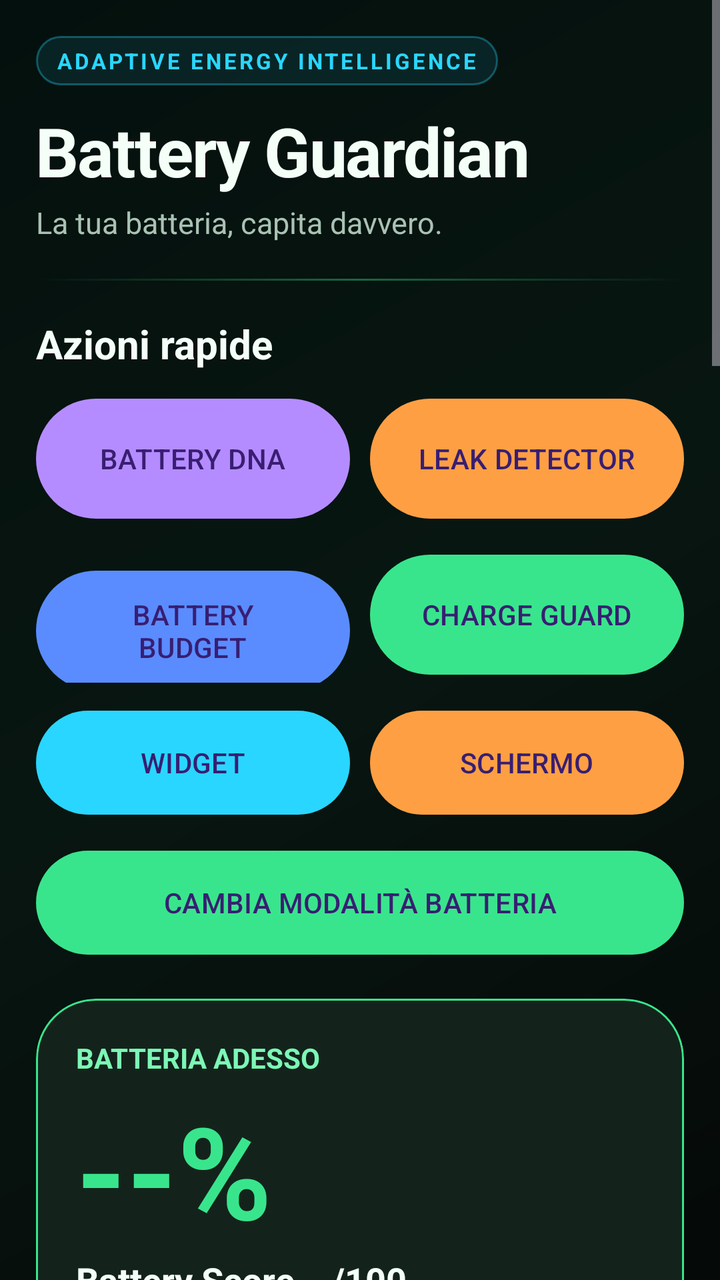
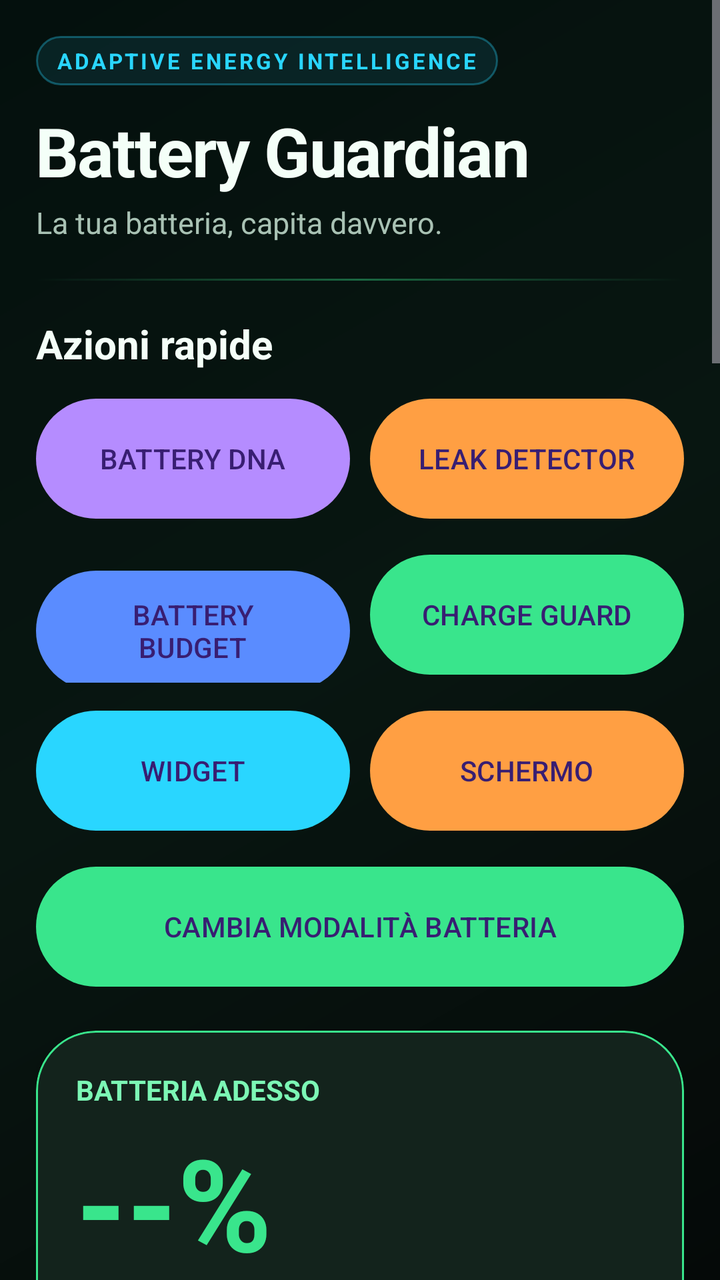

Compare the two renders of this Android layout. The source of the first and the diff that turns it into the second are given below.
<!-- AndroidManifest.xml: application theme Theme.BatteryGuardian -->
<!-- res/layout/activity_main.xml -->
<?xml version="1.0" encoding="utf-8"?>
<ScrollView xmlns:android="http://schemas.android.com/apk/res/android"
    xmlns:app="http://schemas.android.com/apk/res-auto"
    android:layout_width="match_parent"
    android:layout_height="match_parent"
    android:background="@drawable/bg_dashboard_premium"
    android:fillViewport="true">

    <LinearLayout
        android:layout_width="match_parent"
        android:layout_height="wrap_content"
        android:orientation="vertical"
        android:padding="18dp">

        <TextView
            android:layout_width="wrap_content"
            android:layout_height="wrap_content"
            android:background="@drawable/bg_badge_ai"
            android:text="@string/intelligence_badge"
            android:textAllCaps="true"
            android:textColor="@color/cyan_accent"
            android:textSize="11sp"
            android:textStyle="bold"
            android:letterSpacing="0.12" />

        <TextView
            android:layout_width="wrap_content"
            android:layout_height="wrap_content"
            android:layout_marginTop="10dp"
            android:text="Battery Guardian"
            android:textColor="@color/text_primary"
            android:textSize="34sp"
            android:textStyle="bold"
            android:letterSpacing="-0.02" />

        <TextView
            android:layout_width="wrap_content"
            android:layout_height="wrap_content"
            android:layout_marginTop="3dp"
            android:text="@string/dashboard_subtitle"
            android:textColor="@color/text_secondary"
            android:textSize="15sp" />

        <TextView
            android:layout_width="match_parent"
            android:layout_height="1dp"
            android:layout_marginTop="18dp"
            android:background="@drawable/bg_section_line" />

        <TextView
            android:layout_width="wrap_content"
            android:layout_height="wrap_content"
            android:layout_marginTop="18dp"
            android:text="@string/quick_actions"
            android:textColor="@color/text_primary"
            android:textSize="20sp"
            android:textStyle="bold" />

        <LinearLayout
            android:layout_width="match_parent"
            android:layout_height="wrap_content"
            android:layout_marginTop="10dp"
            android:orientation="horizontal"
            android:weightSum="2">

            <com.google.android.material.button.MaterialButton
                android:id="@+id/dnaButton"
                android:layout_width="0dp"
                android:layout_height="68dp"
                android:layout_weight="1"
                android:layout_marginEnd="5dp"
                android:text="@string/action_dna"
                app:backgroundTint="@color/purple_accent" />

            <com.google.android.material.button.MaterialButton
                android:id="@+id/leakButton"
                android:layout_width="0dp"
                android:layout_height="68dp"
                android:layout_weight="1"
                android:layout_marginStart="5dp"
                android:text="@string/action_leak"
                app:backgroundTint="@color/orange_accent" />
        </LinearLayout>

        <LinearLayout
            android:layout_width="match_parent"
            android:layout_height="wrap_content"
            android:layout_marginTop="10dp"
            android:orientation="horizontal"
            android:weightSum="2">

            <com.google.android.material.button.MaterialButton
                android:id="@+id/budgetButton"
                android:layout_width="0dp"
                android:layout_height="68dp"
                android:layout_weight="1"
                android:layout_marginEnd="5dp"
                android:text="@string/action_budget"
                app:backgroundTint="@color/blue_accent" />

            <com.google.android.material.button.MaterialButton
                android:id="@+id/chargeGuardButton"
                android:layout_width="0dp"
                android:layout_height="68dp"
                android:layout_weight="1"
                android:layout_marginStart="5dp"
                android:text="@string/action_charge_guard"
                app:backgroundTint="@color/green_primary" />
        </LinearLayout>

        <LinearLayout
            android:layout_width="match_parent"
            android:layout_height="wrap_content"
            android:layout_marginTop="10dp"
            android:orientation="horizontal"
            android:weightSum="2">

            <com.google.android.material.button.MaterialButton
                android:id="@+id/widgetButton"
                android:layout_width="0dp"
                android:layout_height="60dp"
                android:layout_weight="1"
                android:layout_marginEnd="5dp"
                android:text="@string/action_widget"
                app:backgroundTint="@color/cyan_accent" />

            <com.google.android.material.button.MaterialButton
                android:id="@+id/displayButton"
                android:layout_width="0dp"
                android:layout_height="60dp"
                android:layout_weight="1"
                android:layout_marginStart="5dp"
                android:text="@string/action_display"
                app:backgroundTint="@color/orange_accent" />
        </LinearLayout>

        <com.google.android.material.button.MaterialButton
            android:id="@+id/modeButton"
            android:layout_width="match_parent"
            android:layout_height="60dp"
            android:layout_marginTop="10dp"
            android:text="@string/action_mode"
            app:backgroundTint="@color/green_primary" />

        <com.google.android.material.card.MaterialCardView
            android:id="@+id/batterySummaryCard"
            android:layout_width="match_parent"
            android:layout_height="wrap_content"
            android:layout_marginTop="18dp"
            app:cardBackgroundColor="@color/surface_alt"
            app:cardCornerRadius="30dp"
            app:cardElevation="10dp"
            app:strokeColor="@color/green_primary"
            app:strokeWidth="1dp">

            <LinearLayout
                android:layout_width="match_parent"
                android:layout_height="wrap_content"
                android:orientation="vertical"
                android:padding="20dp">

                <TextView
                    android:layout_width="wrap_content"
                    android:layout_height="wrap_content"
                    android:text="@string/battery_now"
                    android:textColor="@color/green_secondary"
                    android:textStyle="bold" />

                <TextView
                    android:id="@+id/levelText"
                    android:layout_width="wrap_content"
                    android:layout_height="wrap_content"
                    android:layout_marginTop="4dp"
                    android:text="--%"
                    android:textColor="@color/green_primary"
                    android:textSize="64sp"
                    android:textStyle="bold" />

                <TextView
                    android:id="@+id/scoreText"
                    android:layout_width="wrap_content"
                    android:layout_height="wrap_content"
                    android:text="Battery Score --/100"
                    android:textColor="@color/text_primary"
                    android:textSize="18sp"
                    android:textStyle="bold" />

                <TextView
                    android:id="@+id/adviceText"
                    android:layout_width="match_parent"
                    android:layout_height="wrap_content"
                    android:layout_marginTop="10dp"
                    android:text="@string/loading"
                    android:textColor="@color/text_secondary" />

                <TextView
                    android:id="@+id/zeroWakeText"
                    android:layout_width="match_parent"
                    android:layout_height="wrap_content"
                    android:layout_marginTop="10dp"
                    android:text="@string/zero_wake_active"
                    android:textColor="@color/cyan_accent"
                    android:textStyle="bold" />
            </LinearLayout>
        </com.google.android.material.card.MaterialCardView>

        <TextView
            android:layout_width="wrap_content"
            android:layout_height="wrap_content"
            android:layout_marginTop="28dp"
            android:text="@string/live_efficiency"
            android:textColor="@color/text_primary"
            android:textSize="20sp"
            android:textStyle="bold" />

        <LinearLayout
            android:layout_width="match_parent"
            android:layout_height="wrap_content"
            android:layout_marginTop="10dp"
            android:orientation="horizontal"
            android:weightSum="2">

            <com.google.android.material.card.MaterialCardView
                android:layout_width="0dp"
                android:layout_height="wrap_content"
                android:layout_weight="1"
                android:layout_marginEnd="5dp"
                app:cardBackgroundColor="#163126"
                app:cardCornerRadius="18dp">

                <LinearLayout
                    android:layout_width="match_parent"
                    android:layout_height="wrap_content"
                    android:orientation="vertical"
                    android:padding="14dp">

                    <TextView
                        android:id="@+id/currentText"
                        android:layout_width="match_parent"
                        android:layout_height="wrap_content"
                        android:text="@string/loading"
                        android:textColor="@color/green_secondary"
                        android:textStyle="bold" />

                    <TextView
                        android:id="@+id/powerText"
                        android:layout_width="match_parent"
                        android:layout_height="wrap_content"
                        android:layout_marginTop="6dp"
                        android:text="@string/loading"
                        android:textColor="@color/text_primary" />
                </LinearLayout>
            </com.google.android.material.card.MaterialCardView>

            <com.google.android.material.card.MaterialCardView
                android:layout_width="0dp"
                android:layout_height="wrap_content"
                android:layout_weight="1"
                android:layout_marginStart="5dp"
                app:cardBackgroundColor="#152A36"
                app:cardCornerRadius="18dp">

                <LinearLayout
                    android:layout_width="match_parent"
                    android:layout_height="wrap_content"
                    android:orientation="vertical"
                    android:padding="14dp">

                    <TextView
                        android:id="@+id/efficiencyText"
                        android:layout_width="match_parent"
                        android:layout_height="wrap_content"
                        android:text="@string/loading"
                        android:textColor="@color/cyan_accent"
                        android:textStyle="bold" />

                    <TextView
                        android:id="@+id/autonomyText"
                        android:layout_width="match_parent"
                        android:layout_height="wrap_content"
                        android:layout_marginTop="6dp"
                        android:text="@string/loading"
                        android:textColor="@color/text_primary" />
                </LinearLayout>
            </com.google.android.material.card.MaterialCardView>
        </LinearLayout>

        <TextView
            android:id="@+id/drainText"
            android:layout_width="match_parent"
            android:layout_height="wrap_content"
            android:layout_marginTop="10dp"
            android:background="#231F2B"
            android:padding="12dp"
            android:text="@string/loading"
            android:textColor="@color/yellow_accent"
            android:textStyle="bold" />

        <com.google.android.material.card.MaterialCardView
            android:id="@+id/dnaCard"
            android:layout_width="match_parent"
            android:layout_height="wrap_content"
            android:layout_marginTop="18dp"
            app:cardBackgroundColor="#20182D"
            app:cardCornerRadius="26dp"
            app:cardElevation="6dp"
            app:strokeColor="@color/purple_accent"
            app:strokeWidth="1dp">

            <LinearLayout
                android:layout_width="match_parent"
                android:layout_height="wrap_content"
                android:orientation="vertical"
                android:padding="18dp">

                <TextView
                    android:layout_width="wrap_content"
                    android:layout_height="wrap_content"
                    android:text="@string/dna_title"
                    android:textColor="@color/purple_accent"
                    android:textSize="20sp"
                    android:textStyle="bold" />

                <TextView
                    android:id="@+id/dnaStatusText"
                    android:layout_width="match_parent"
                    android:layout_height="wrap_content"
                    android:layout_marginTop="7dp"
                    android:text="@string/dna_learning"
                    android:textColor="@color/text_primary"
                    android:textStyle="bold" />

                <TextView
                    android:id="@+id/dnaBaselineText"
                    android:layout_width="match_parent"
                    android:layout_height="wrap_content"
                    android:layout_marginTop="5dp"
                    android:text="@string/loading"
                    android:textColor="@color/text_secondary" />

                <TextView
                    android:id="@+id/dnaConfidenceText"
                    android:layout_width="match_parent"
                    android:layout_height="wrap_content"
                    android:layout_marginTop="5dp"
                    android:text="@string/loading"
                    android:textColor="@color/text_secondary" />

                <TextView
                    android:id="@+id/dnaAdviceText"
                    android:layout_width="match_parent"
                    android:layout_height="wrap_content"
                    android:layout_marginTop="8dp"
                    android:text="@string/loading"
                    android:textColor="@color/yellow_accent" />
            </LinearLayout>
        </com.google.android.material.card.MaterialCardView>

        <TextView
            android:layout_width="wrap_content"
            android:layout_height="wrap_content"
            android:layout_marginTop="20dp"
            android:text="@string/details"
            android:textColor="@color/text_primary"
            android:textSize="20sp"
            android:textStyle="bold" />

        <TextView
            android:id="@+id/healthText"
            android:layout_width="match_parent"
            android:layout_height="wrap_content"
            android:layout_marginTop="8dp"
            android:text="@string/loading"
            android:textColor="@color/text_primary" />

        <TextView
            android:id="@+id/temperatureText"
            android:layout_width="match_parent"
            android:layout_height="wrap_content"
            android:layout_marginTop="5dp"
            android:text="@string/loading"
            android:textColor="@color/text_primary" />

        <TextView
            android:id="@+id/thermalText"
            android:layout_width="match_parent"
            android:layout_height="wrap_content"
            android:layout_marginTop="5dp"
            android:text="@string/loading"
            android:textColor="@color/text_primary" />

        <TextView
            android:id="@+id/voltageText"
            android:layout_width="match_parent"
            android:layout_height="wrap_content"
            android:layout_marginTop="5dp"
            android:text="@string/loading"
            android:textColor="@color/text_primary" />

        <TextView
            android:id="@+id/brightnessText"
            android:layout_width="match_parent"
            android:layout_height="wrap_content"
            android:layout_marginTop="5dp"
            android:text="@string/loading"
            android:textColor="@color/text_primary" />

        <TextView
            android:id="@+id/chargeText"
            android:layout_width="match_parent"
            android:layout_height="wrap_content"
            android:layout_marginTop="5dp"
            android:text="@string/loading"
            android:textColor="@color/text_primary" />

        <TextView
            android:id="@+id/powerSaverStateText"
            android:layout_width="match_parent"
            android:layout_height="wrap_content"
            android:layout_marginTop="5dp"
            android:text="@string/loading"
            android:textColor="@color/text_primary" />

        <com.google.android.material.card.MaterialCardView
            android:id="@+id/premiumCard"
            android:layout_width="match_parent"
            android:layout_height="wrap_content"
            android:layout_marginTop="20dp"
            app:cardBackgroundColor="#2A2415"
            app:cardCornerRadius="26dp"
            app:cardElevation="6dp"
            app:strokeColor="@color/yellow_accent"
            app:strokeWidth="1dp">

            <LinearLayout
                android:layout_width="match_parent"
                android:layout_height="wrap_content"
                android:orientation="vertical"
                android:padding="18dp">

                <TextView
                    android:layout_width="wrap_content"
                    android:layout_height="wrap_content"
                    android:text="@string/premium_title"
                    android:textColor="@color/yellow_accent"
                    android:textSize="20sp"
                    android:textStyle="bold" />

                <TextView
                    android:id="@+id/premiumStatusText"
                    android:layout_width="match_parent"
                    android:layout_height="wrap_content"
                    android:layout_marginTop="6dp"
                    android:text="@string/premium_locked"
                    android:textColor="@color/text_primary"
                    android:textStyle="bold" />

                <TextView
                    android:id="@+id/premiumModeText"
                    android:layout_width="match_parent"
                    android:layout_height="wrap_content"
                    android:layout_marginTop="8dp"
                    android:text="@string/loading"
                    android:textColor="@color/text_primary" />

                <TextView
                    android:id="@+id/premiumBudgetText"
                    android:layout_width="match_parent"
                    android:layout_height="wrap_content"
                    android:layout_marginTop="5dp"
                    android:text="@string/loading"
                    android:textColor="@color/text_primary" />

                <TextView
                    android:id="@+id/premiumLeakText"
                    android:layout_width="match_parent"
                    android:layout_height="wrap_content"
                    android:layout_marginTop="5dp"
                    android:text="@string/loading"
                    android:textColor="@color/text_primary" />

                <TextView
                    android:id="@+id/premiumChargeGuardText"
                    android:layout_width="match_parent"
                    android:layout_height="wrap_content"
                    android:layout_marginTop="5dp"
                    android:text="@string/loading"
                    android:textColor="@color/text_primary" />
            </LinearLayout>
        </com.google.android.material.card.MaterialCardView>

        <com.google.android.material.card.MaterialCardView
            android:id="@+id/referralCard"
            android:layout_width="match_parent"
            android:layout_height="wrap_content"
            android:layout_marginTop="20dp"
            app:cardBackgroundColor="#142B24"
            app:cardCornerRadius="26dp"
            app:cardElevation="6dp"
            app:strokeColor="@color/green_primary"
            app:strokeWidth="1dp">
            <LinearLayout
                android:layout_width="match_parent"
                android:layout_height="wrap_content"
                android:orientation="vertical"
                android:padding="18dp">
                <TextView
                    android:layout_width="wrap_content"
                    android:layout_height="wrap_content"
                    android:text="INVITA 5 AMICI"
                    android:textColor="@color/green_primary"
                    android:textSize="20sp"
                    android:textStyle="bold" />
                <TextView
                    android:layout_width="match_parent"
                    android:layout_height="wrap_content"
                    android:layout_marginTop="5dp"
                    android:text="Ottieni Battery Guardian Plus gratis per 30 giorni."
                    android:textColor="@color/text_primary" />
                <TextView
                    android:id="@+id/referralProgressText"
                    android:layout_width="match_parent"
                    android:layout_height="wrap_content"
                    android:layout_marginTop="12dp"
                    android:text="0/5 amici verificati"
                    android:textColor="@color/yellow_accent"
                    android:textSize="18sp"
                    android:textStyle="bold" />
                <ProgressBar
                    android:id="@+id/referralProgress"
                    style="?android:attr/progressBarStyleHorizontal"
                    android:layout_width="match_parent"
                    android:layout_height="12dp"
                    android:layout_marginTop="8dp"
                    android:max="5"
                    android:progress="0" />
                <TextView
                    android:id="@+id/referralCodeText"
                    android:layout_width="match_parent"
                    android:layout_height="wrap_content"
                    android:layout_marginTop="10dp"
                    android:text="Codice invito: —"
                    android:textColor="@color/text_secondary" />
                <com.google.android.material.button.MaterialButton
                    android:id="@+id/inviteFriendsButton"
                    android:layout_width="match_parent"
                    android:layout_height="68dp"
                    android:layout_marginTop="12dp"
                    android:text="INVITA AMICI"
                    app:backgroundTint="@color/green_primary" />
            </LinearLayout>
        </com.google.android.material.card.MaterialCardView>

        <TextView
            android:layout_width="wrap_content"
            android:layout_height="wrap_content"
            android:layout_marginTop="20dp"
            android:text="@string/top_apps"
            android:textColor="@color/text_primary"
            android:textSize="20sp"
            android:textStyle="bold" />

        <TextView
            android:id="@+id/usageText"
            android:layout_width="match_parent"
            android:layout_height="wrap_content"
            android:layout_marginTop="8dp"
            android:text="@string/loading"
            android:textColor="@color/text_primary" />

        <com.google.android.material.button.MaterialButton
            android:id="@+id/usageAccessButton"
            android:layout_width="match_parent"
            android:layout_height="60dp"
            android:layout_marginTop="12dp"
            android:text="@string/enable_usage_access" />

        <com.google.android.material.button.MaterialButton
            android:id="@+id/powerSaverButton"
            style="@style/Widget.Material3.Button.OutlinedButton"
            android:layout_width="match_parent"
            android:layout_height="60dp"
            android:layout_marginTop="16dp"
            android:text="@string/open_power_saver" />

        <com.google.android.material.button.MaterialButton
            android:id="@+id/optimizationButton"
            style="@style/Widget.Material3.Button.OutlinedButton"
            android:layout_width="match_parent"
            android:layout_height="60dp"
            android:layout_marginTop="8dp"
            android:text="@string/open_optimization" />

        <com.google.android.material.button.MaterialButton
            android:id="@+id/refreshButton"
            android:layout_width="match_parent"
            android:layout_height="68dp"
            android:layout_marginTop="8dp"
            android:layout_marginBottom="24dp"
            android:text="@string/refresh" />
    </LinearLayout>
</ScrollView>
<!-- resources referenced by this layout -->
<resources>
  <color name="blue_accent">#5A8CFF</color>
  <color name="cyan_accent">#29D6FF</color>
  <color name="green_primary">#39E58C</color>
  <color name="green_secondary">#7CF7B5</color>
  <color name="orange_accent">#FF9F43</color>
  <color name="purple_accent">#B58CFF</color>
  <color name="surface_alt">#13231C</color>
  <color name="text_primary">#F4FFF8</color>
  <color name="text_secondary">#A9C2B4</color>
  <color name="yellow_accent">#FFD84D</color>
  <!-- drawable bg_badge_ai (drawable) -->
  <?xml version="1.0" encoding="utf-8"?>
  <shape xmlns:android="http://schemas.android.com/apk/res/android"
      android:shape="rectangle">
      <solid android:color="#1829D6FF" />
      <corners android:radius="999dp" />
      <stroke android:width="1dp" android:color="#5529D6FF" />
      <padding android:left="10dp" android:top="5dp" android:right="10dp" android:bottom="5dp" />
  </shape>
  <!-- drawable bg_dashboard_premium (drawable) -->
  <?xml version="1.0" encoding="utf-8"?>
  <shape xmlns:android="http://schemas.android.com/apk/res/android"
      android:shape="rectangle">
      <gradient
          android:angle="135"
          android:startColor="#050908"
          android:centerColor="#081611"
          android:endColor="#04100D"
          android:type="linear" />
  </shape>
  <!-- drawable bg_section_line (drawable) -->
  <?xml version="1.0" encoding="utf-8"?>
  <shape xmlns:android="http://schemas.android.com/apk/res/android"
      android:shape="rectangle">
      <gradient
          android:angle="0"
          android:startColor="#0039E58C"
          android:centerColor="#6639E58C"
          android:endColor="#0039E58C" />
      <size android:height="1dp" />
  </shape>
  <string name="action_budget">BATTERY BUDGET</string>
  <string name="action_charge_guard">CHARGE GUARD</string>
  <string name="action_display">SCHERMO</string>
  <string name="action_dna">BATTERY DNA</string>
  <string name="action_leak">LEAK DETECTOR</string>
  <string name="action_mode">CAMBIA MODALITÀ BATTERIA</string>
  <string name="action_widget">WIDGET</string>
  <string name="battery_now">BATTERIA ADESSO</string>
  <string name="dashboard_subtitle">La tua batteria, capita davvero.</string>
  <string name="details">Diagnostica reale</string>
  <string name="dna_learning">Profilo personale in apprendimento</string>
  <string name="dna_title">Battery DNA</string>
  <string name="enable_usage_access">Abilita accesso utilizzo</string>
  <string name="intelligence_badge">Adaptive Energy Intelligence</string>
  <string name="live_efficiency">Efficienza in tempo reale</string>
  <string name="loading">Caricamento…</string>
  <string name="open_optimization">Gestisci ottimizzazione batteria</string>
  <string name="open_power_saver">Apri Risparmio energetico Android</string>
  <string name="premium_locked">PLUS BLOCCATO · sblocco previsto a 0,99 €</string>
  <string name="premium_title">Battery Guardian Plus</string>
  <string name="quick_actions">Azioni rapide</string>
  <string name="refresh">Aggiorna analisi</string>
  <string name="top_apps">Attività ultime 24 ore</string>
  <string name="zero_wake_active">Zero-Wake attivo · nessun monitoraggio continuo in background</string>
  <style name="Theme.BatteryGuardian" parent="Theme.Material3.Dark.NoActionBar">
          <item name="colorPrimary">@color/green_primary</item>
          <item name="colorSecondary">@color/green_secondary</item>
          <item name="android:windowBackground">@color/bg_dark</item>
          <item name="android:navigationBarColor">@color/bg_dark</item>
          <item name="android:statusBarColor">@color/bg_dark</item>
          <item name="android:windowLightStatusBar">false</item>
      </style>
  <color name="bg_dark">#07110D</color>
</resources>

<!-- the commit's change to res/layout/activity_main.xml (unified diff, before → after) -->
@@ -118,7 +118,7 @@
             <com.google.android.material.button.MaterialButton
                 android:id="@+id/widgetButton"
                 android:layout_width="0dp"
-                android:layout_height="60dp"
+                android:layout_height="68dp"
                 android:layout_weight="1"
                 android:layout_marginEnd="5dp"
                 android:text="@string/action_widget"
@@ -127,7 +127,7 @@
             <com.google.android.material.button.MaterialButton
                 android:id="@+id/displayButton"
                 android:layout_width="0dp"
-                android:layout_height="60dp"
+                android:layout_height="68dp"
                 android:layout_weight="1"
                 android:layout_marginStart="5dp"
                 android:text="@string/action_display"
@@ -137,7 +137,7 @@
         <com.google.android.material.button.MaterialButton
             android:id="@+id/modeButton"
             android:layout_width="match_parent"
-            android:layout_height="60dp"
+            android:layout_height="68dp"
             android:layout_marginTop="10dp"
             android:text="@string/action_mode"
             app:backgroundTint="@color/green_primary" />
